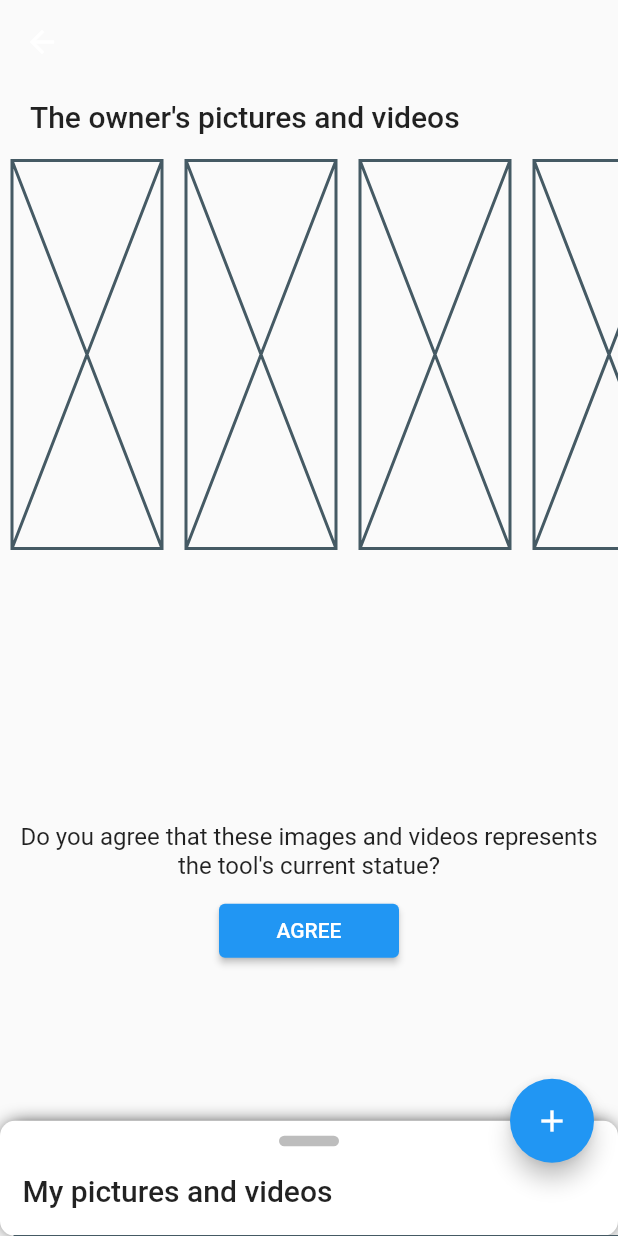
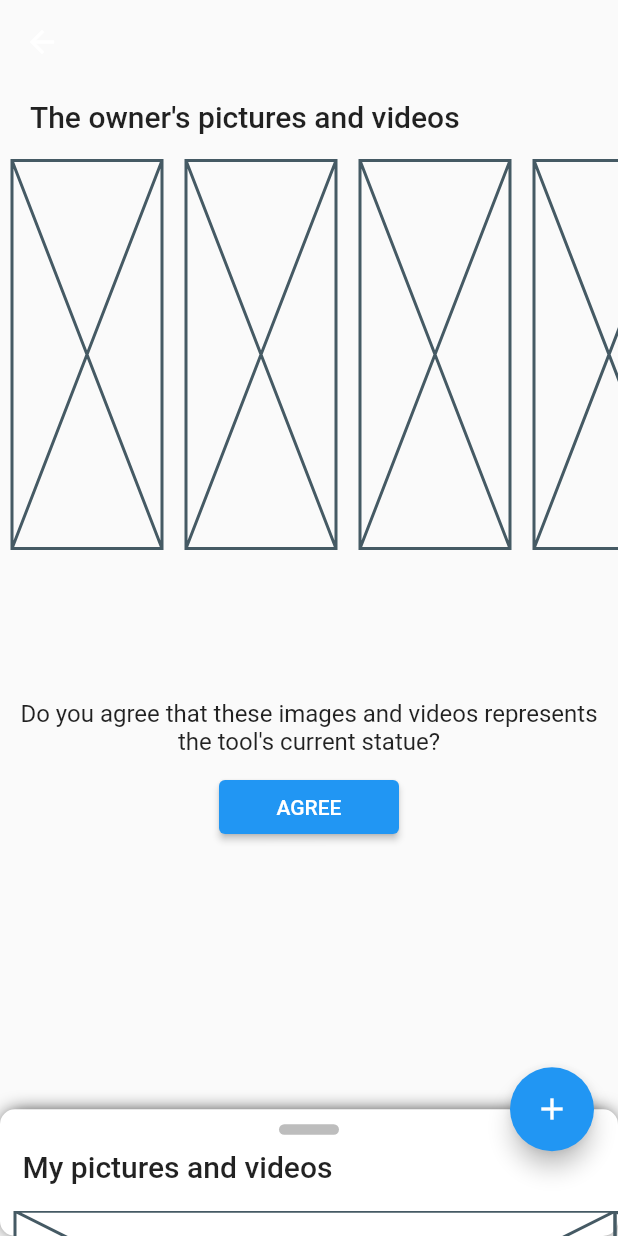
Before and after one commit to ElforL/rentool, a Flutter app: the DeliverMeetingPicsContainer screen opened directly with empty values, on a phone screen of 412 x 824 dp. Run offline on Flutter 3.47's test engine with Material 2 defaults, Android fonts, the phone set to English and light mode, and no system bars; our stand-ins replace cloud_firestore, device_info_plus, file_picker, firebase_auth, firebase_core, firebase_messaging and 4 more; missing offline and left inert: flutter_facebook_auth, rentool_sdk; accounts and stored records are empty; generated files the repository leaves out were written again.

Commit message:
🖌 Fix UI issues in `DeliverMeetingPicsContainer`

```diff
--- a/lib/screens/meetings_screens/deliver_meeting_pics_screen.dart
+++ b/lib/screens/meetings_screens/deliver_meeting_pics_screen.dart
@@ -59,7 +59,7 @@ class DeliverMeetingPicsContainer extends StatelessWidget {
               ),
             ),
             SizedBox(
-              height: MediaQuery.of(context).size.height / 5,
+              height: MediaQuery.of(context).size.height / 10,
             ),
             Padding(
               padding: const EdgeInsets.all(10),
@@ -100,8 +100,8 @@ class DeliverMeetingPicsBottomSheet extends StatelessWidget {
   Widget build(BuildContext context) {
     return DraggableScrollableSheet(
       expand: false,
-      initialChildSize: 0.1,
-      minChildSize: 0.1,
+      initialChildSize: 0.11,
+      minChildSize: 0.11,
       maxChildSize: 0.5,
       builder: (context, scrollController) {
         return Container(
@@ -132,7 +132,7 @@ class DeliverMeetingPicsBottomSheet extends StatelessWidget {
                       // scrollController.animateTo(100, duration: Duration(seconds: 1), curve: Curves.ease);
                     },
                     child: Padding(
-                      padding: const EdgeInsets.symmetric(horizontal: 15, vertical: 8),
+                      padding: const EdgeInsets.only(right: 15, left: 15, bottom: 8),
                       child: Text(
                         AppLocalizations.of(context)!.my_pics_and_vids,
                         style: Theme.of(context).textTheme.headline6,
@@ -142,7 +142,7 @@ class DeliverMeetingPicsBottomSheet extends StatelessWidget {
                   Padding(
                     padding: const EdgeInsets.symmetric(vertical: 10),
                     child: SizedBox(
-                      height: 200,
+                      height: min(MediaQuery.of(context).size.height / 4, 200),
                       child: ListView(
                         scrollDirection: Axis.horizontal,
                         children: [
```
